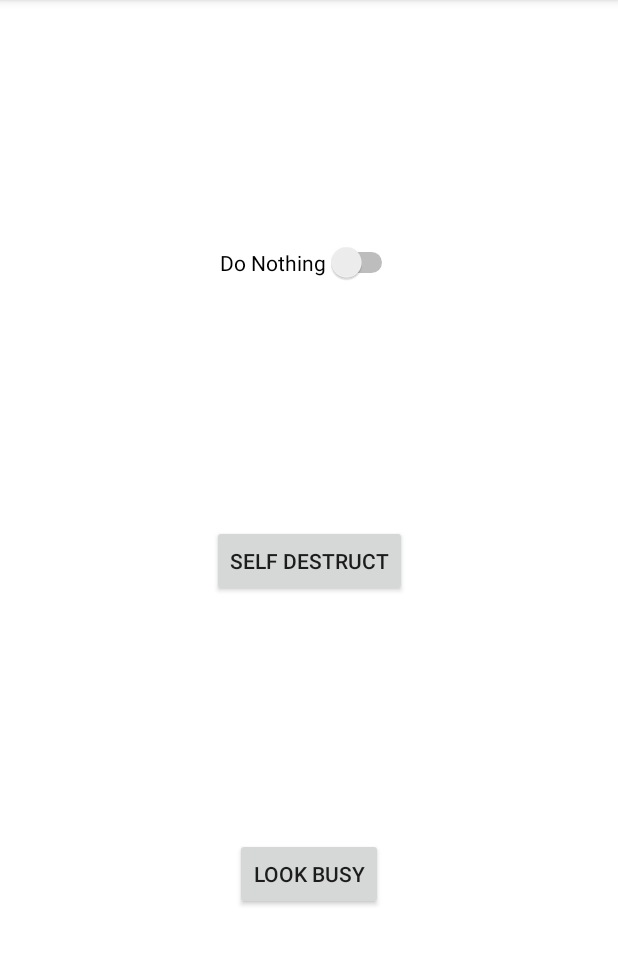
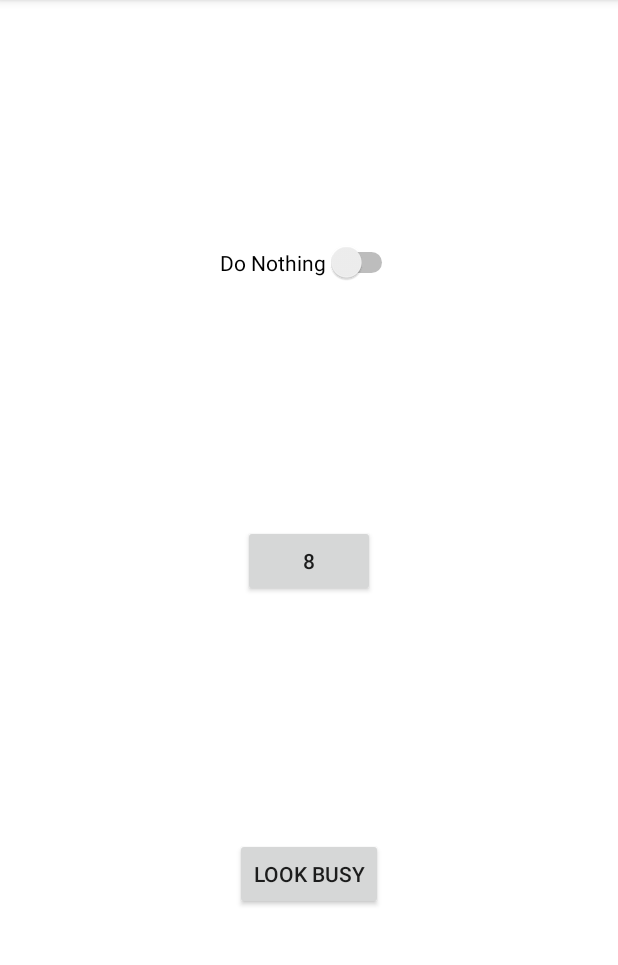
Before and after one commit to elsasheppard/UselessMachine, an Android app: the screen it shows after launch (MainActivity), after a tap on "SELF DESTRUCT", on a phone screen of 412 x 824 dp, the part 84-1049 px from its top. Run offline under Robolectric (Android 15) with nearby library versions, the phone set to English and light mode, and no system bars.

Commit message:
Change text on button_main_self_destruct to act as a countdown timer

```diff
--- a/app/src/main/java/com/example/uselessmachine/MainActivity.kt
+++ b/app/src/main/java/com/example/uselessmachine/MainActivity.kt
@@ -103,7 +103,7 @@ class MainActivity : AppCompatActivity() {
                         layout_main.setBackgroundColor(Color.rgb(255, 255, 255))
                     }
                     isRed = !isRed
-                    Toast.makeText(this@MainActivity, count.toString(), Toast.LENGTH_SHORT).show()
+                    button_main_self_destruct.setText(count.toString())
                     count--
                 }
             }
```
